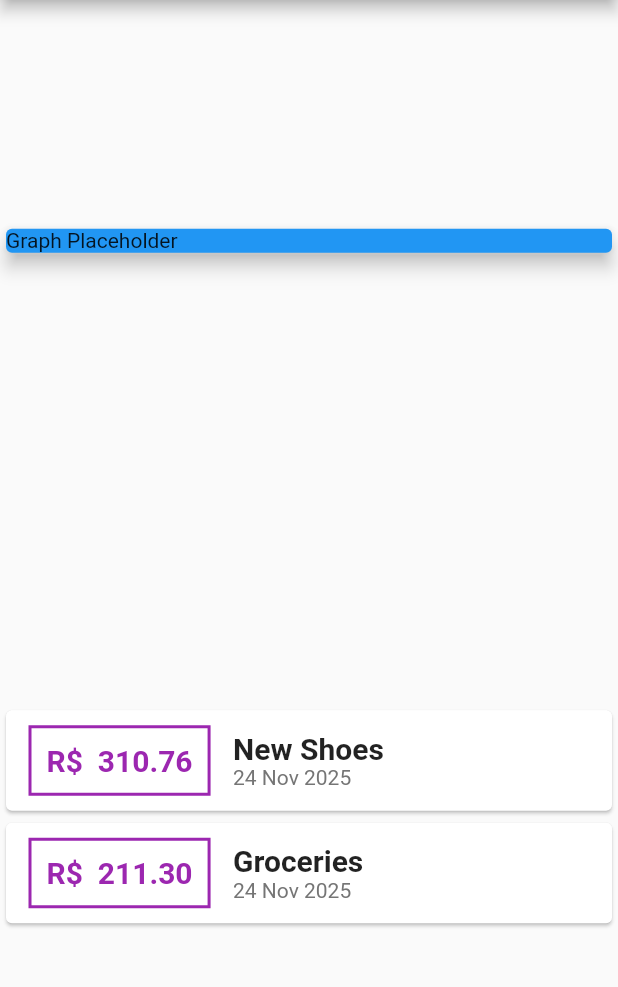
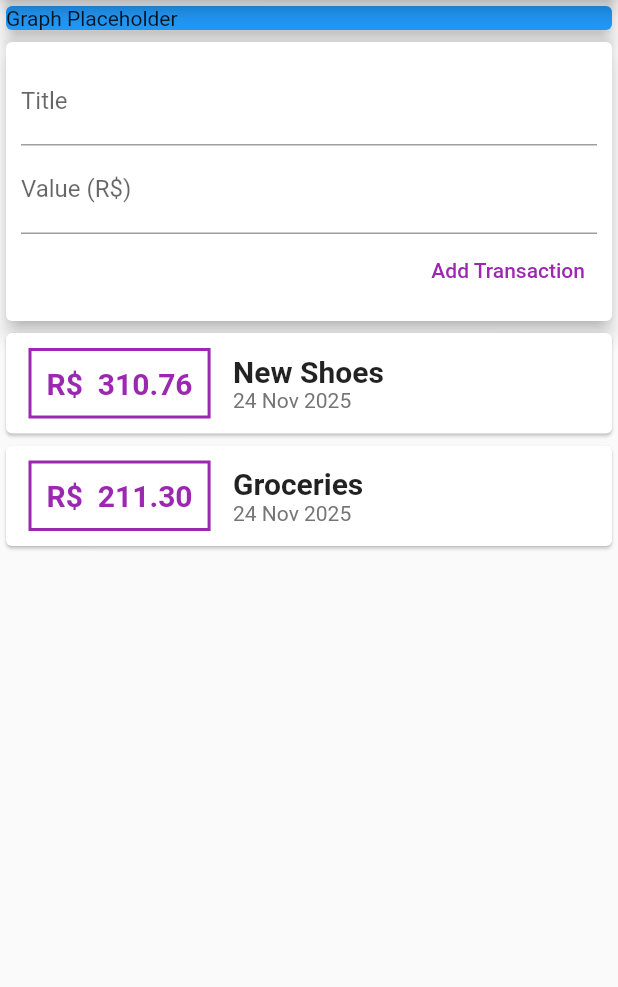
Before and after one commit to G-m4rtins/Personal_expenses, a Flutter app: the screen it shows after launch, on a phone screen of 412 x 824 dp, the part 84-1071 px from its top. Run offline on Flutter 3.47's test engine with Material 2 defaults, Android fonts, the phone set to English and light mode, and no system bars.

Commit message:
refactor transaction management by creating TransactionUser component and separating form and list functionality

```diff
--- /dev/null
+++ b/lib/components/transaction_form.dart
@@ -0,0 +1,44 @@
+import 'package:flutter/material.dart';
+
+class TransactionForm extends StatelessWidget {
+
+  final titleController = TextEditingController();
+  final valueController = TextEditingController() ;
+
+  @override
+  Widget build(BuildContext context) {
+    return           Card(
+      elevation: 5,
+      child: Padding(
+        padding: const EdgeInsets.all(10.0),
+        child: Column(
+          children: <Widget>[
+            TextField(
+              decoration: InputDecoration(labelText: 'Title'),
+              controller: titleController,
+            ),
+            TextField(
+              decoration: InputDecoration(labelText: 'Value (R\$)'),
+              controller: valueController,
+            ),
+            Row(
+              mainAxisAlignment: MainAxisAlignment.end,
+              children: [
+                TextButton(
+                  child: Text('Add Transaction'),
+                  style: TextButton.styleFrom(
+                    primary: Colors.purple,
+                  ),
+                  onPressed: () {
+                    print(titleController);
+                    print(valueController);
+                  },
+                ),
+              ],
+            ),
+          ],
+        ),
+      ),
+    );
+  }
+}
--- /dev/null
+++ b/lib/components/transaction_list.dart
@@ -0,0 +1,65 @@
+import 'package:flutter/material.dart';
+import '../models/transaction.dart';
+import 'package:intl/intl.dart';
+
+class TransactionList extends StatelessWidget {
+
+final List<Transaction> transactions;
+
+TransactionList({
+  required this.transactions
+});
+
+  @override
+  Widget build(BuildContext context) {
+    return Column(
+      children: transactions.map((tr) {
+        return Card(
+          child: Row (
+              children: <Widget>[
+                Container(
+                  margin: EdgeInsets.symmetric(
+                    horizontal: 15,
+                    vertical: 10,
+                  ),
+                  decoration: BoxDecoration(
+                    border: Border.all(
+                      color: Colors.purple,
+                      width: 2,
+                    ),
+                  ),
+                  padding: EdgeInsets.all(10),
+                  child: Text(
+                      'R\$  ${tr.value.toStringAsFixed(2)}',
+                      style: TextStyle(
+                        fontWeight: FontWeight.bold,
+                        fontSize: 20,
+                        color: Colors.purple,
+                      )
+                  ),
+                ),
+                Column(
+                  crossAxisAlignment: CrossAxisAlignment.start,
+                  children: <Widget> [
+                    Text(
+                        tr.title,
+                        style: TextStyle(
+                          fontSize: 20,
+                          fontWeight: FontWeight.bold,
+                        )
+                    ),
+                    Text(
+                        DateFormat('d MMM y').format(tr.date),
+                        style: TextStyle(
+                          color: Colors.grey[600],
+                        )
+                    ),
+                  ],
+                )
+              ]
+          ),
+        );
+      }).toList(),
+    );
+  }
+}
--- /dev/null
+++ b/lib/components/transaction_user.dart
@@ -0,0 +1,39 @@
+import 'package:flutter/material.dart';
+import '../models/transaction.dart';
+import 'transaction_form.dart';
+import 'transaction_list.dart';
+
+class TransactionUser extends StatefulWidget {
+
+
+
+  @override
+  State<TransactionUser> createState() => _TransactionUserState();
+}
+
+final _transactions = [
+  Transaction(
+    id: 't1',
+    title: 'New Shoes',
+    value: 310.76,
+    date: DateTime.now(),
+  ),
+  Transaction(
+    id: 't2',
+    title: 'Groceries',
+    value: 211.30,
+    date: DateTime.now(),
+  ),
+];
+
+class _TransactionUserState extends State<TransactionUser> {
+  @override
+  Widget build(BuildContext context) {
+    return Column(
+      children: <Widget>[
+        TransactionForm(),
+        TransactionList(transactions: _transactions),
+      ],
+    );
+  }
+}
--- a/lib/main.dart
+++ b/lib/main.dart
@@ -1,15 +1,9 @@
+import 'package:expenses/components/transaction_user.dart';
 import 'package:flutter/material.dart';
-import 'package:intl/intl.dart';
-
-
-import 'models/transaction.dart';
-
 
 main() => runApp(ExpensesApp());
 
-
 class ExpensesApp extends StatelessWidget {
-
   @override
   Widget build(BuildContext context) {
     return MaterialApp(
@@ -19,22 +13,6 @@ class ExpensesApp extends StatelessWidget {
 }
 
 class MyHomePage extends StatelessWidget {
-
-  final _transactions = [
-    Transaction(
-      id: 't1',
-      title: 'New Shoes',
-      value: 310.76,
-      date: DateTime.now(),
-    ),
-    Transaction(
-      id: 't2',
-      title: 'Groceries',
-      value: 211.30,
-      date: DateTime.now(),
-    ),
-  ];
-
   @override
   Widget build(BuildContext context) {
     return Scaffold(
@@ -42,7 +20,6 @@ class MyHomePage extends StatelessWidget {
         title: Text('Personal Expenses'),
       ),
       body: Column(
-        mainAxisAlignment: MainAxisAlignment.spaceAround,
         crossAxisAlignment: CrossAxisAlignment.stretch,
         children: <Widget>[
           Container(
@@ -53,56 +30,7 @@ class MyHomePage extends StatelessWidget {
               elevation: 5,
             ),
           ),
-          Column(
-            children: _transactions.map((tr) {
-              return Card(
-                child: Row (
-                  children: <Widget>[
-                    Container(
-                      margin: EdgeInsets.symmetric(
-                        horizontal: 15,
-                        vertical: 10,
-                      ),
-                      decoration: BoxDecoration(
-                        border: Border.all(
-                          color: Colors.purple,
-                          width: 2,
-                        ),
-                      ),
-                      padding: EdgeInsets.all(10),
-                      child: Text(
-                          'R\$  ${tr.value.toStringAsFixed(2)}',
-                          style: TextStyle(
-                            fontWeight: FontWeight.bold,
-                            fontSize: 20,
-                            color: Colors.purple,
-                          )
-                      ),
-                    ),
-                    Column(
-                      crossAxisAlignment: CrossAxisAlignment.start,
-                      children: <Widget> [
-                        Text(
-                            tr.title,
-                            style: TextStyle(
-                              fontSize: 20,
-                              fontWeight: FontWeight.bold,
-                            )
-                        ),
-                        Text(
-                          DateFormat('d MMM y').format(tr.date),
-                            style: TextStyle(
-                              color: Colors.grey[600],
-                            )
-                        ),
-                      ],
-                    )
-
-                    ]
-                ),
-              );
-            }).toList(),
-          )
+          TransactionUser(),
         ],
       ),
     );
```
